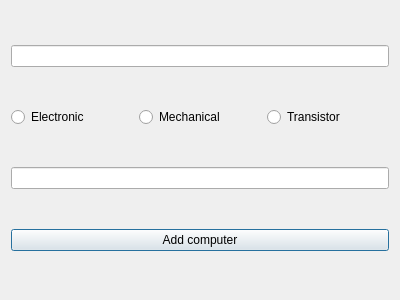
Above: addcomputerwindow.ui from Fanneyyy/hairy-ironman before the change. Below: the same form after it.
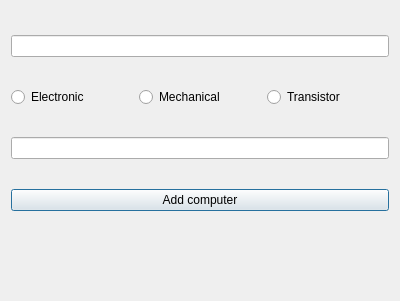
That is the form after the change.

The edit to the form file:
```diff
--- a/addcomputerwindow.ui
+++ b/addcomputerwindow.ui
@@ -7,7 +7,7 @@
     <x>0</x>
     <y>0</y>
     <width>400</width>
-    <height>300</height>
+    <height>301</height>
    </rect>
   </property>
   <property name="windowTitle">
@@ -54,6 +54,19 @@
        </property>
       </widget>
      </item>
+     <item>
+      <widget class="QLabel" name="labelError">
+       <property name="maximumSize">
+        <size>
+         <width>16777215</width>
+         <height>25</height>
+        </size>
+       </property>
+       <property name="text">
+        <string/>
+       </property>
+      </widget>
+     </item>
     </layout>
    </item>
   </layout>
```
